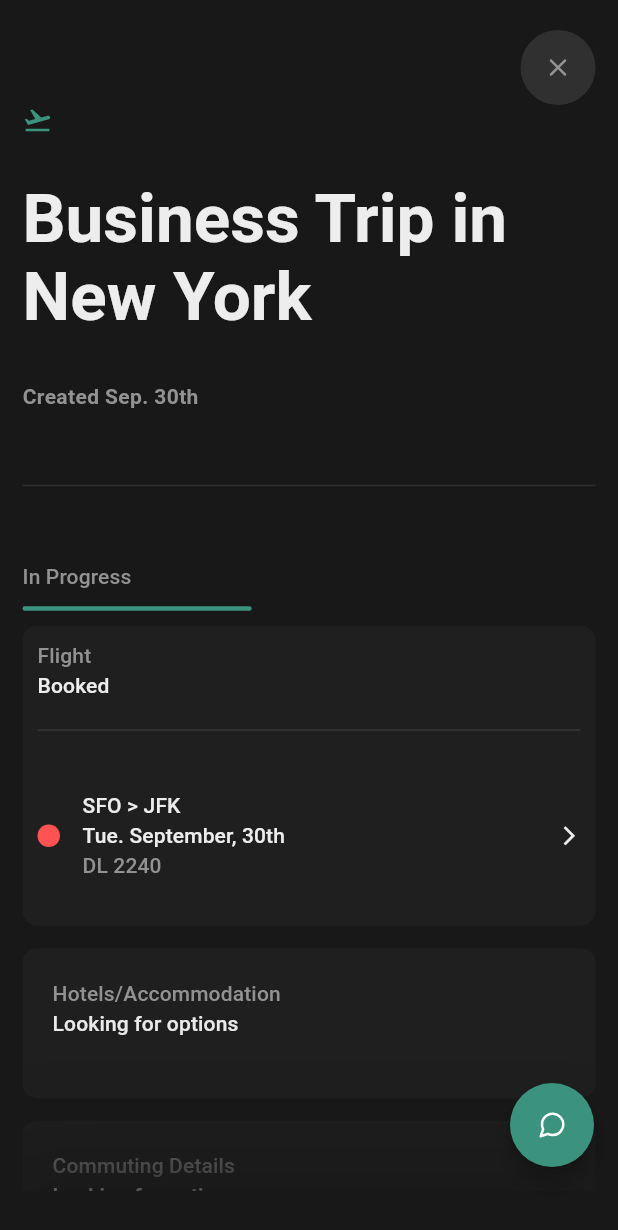
After one commit to nikkieke/flutter_micro_interactions, a Flutter app: the RequestDetailScreen screen opened directly, on a phone screen of 412 x 824 dp. The commit adds this screen. Shown: the top 1230 px of the screen. Run offline on Flutter 3.47's test engine with Material 3 defaults, Android fonts, the phone set to English and light mode, and no system bars; drawn by our look-alikes of percent_indicator; our stand-ins replace flutter_svg, rive, smooth_page_indicator.

Commit message:
add request detail screen

```diff
--- a/lib/features/staggered_animation/screens/make_request_screen.dart
+++ b/lib/features/staggered_animation/screens/make_request_screen.dart
@@ -37,6 +37,7 @@ class _MakeRequestScreenState extends State<MakeRequestScreen> {
   @override
   void dispose() {
     _focusNode.dispose();
+    textCtr.dispose();
     super.dispose();
   }
 
--- /dev/null
+++ b/lib/features/staggered_animation/screens/request_detail_screen.dart
@@ -0,0 +1,211 @@
+import 'package:flutter/material.dart';
+import 'package:flutter_svg/svg.dart';
+import 'package:percent_indicator/linear_percent_indicator.dart';
+
+class RequestDetailScreen extends StatelessWidget {
+  const RequestDetailScreen({super.key});
+
+  @override
+  Widget build(BuildContext context) {
+    return  Scaffold(
+      backgroundColor: const Color(0xff181818),
+      body: SafeArea(
+        child: Padding(
+          padding: const EdgeInsets.symmetric(horizontal: 15),
+          child: Column(
+            crossAxisAlignment: CrossAxisAlignment.start,
+            children: [
+              const SizedBox(
+                height: 20,
+              ),
+              Align(
+                alignment: Alignment.centerRight,
+                child: Container(
+                  padding: const EdgeInsets.all(15),
+                  height: 50,
+                  decoration: const ShapeDecoration(
+                      shape: CircleBorder(),
+                      color: Color(0xff303030)
+                  ),
+                  child: SvgPicture.asset(
+                      'assets/images/close.svg',
+                      width: 20,
+                      colorFilter: const ColorFilter.mode(
+                        Color(0xff929292),
+                        BlendMode.srcIn,
+                      )
+                  ),
+                ),
+              ),
+              SvgPicture.asset('assets/images/flight-takeoff.svg',
+                width: 20,
+                colorFilter: const ColorFilter.mode(
+                  Color(0xff3b937e),
+                  BlendMode.srcIn,
+                ),
+              ),
+              const SizedBox(height: 30,),
+              Text('Business Trip in New York', style: Theme.of(context).textTheme.displayMedium?.copyWith(
+                  fontWeight: FontWeight.bold,
+                  color: const Color(0xffededed)),),
+              const SizedBox(height: 30,),
+              Text('Created Sep. 30th', style: Theme.of(context).textTheme.bodyMedium?.copyWith(
+                  fontWeight: FontWeight.bold,
+                  color: const Color(0xff929292)),),
+              const SizedBox(height: 50,),
+              const Divider(height: 0.1, color: Colors.white10,),
+              const SizedBox(height: 50,),
+              Text('In Progress', style: Theme.of(context).textTheme.labelLarge?.copyWith(
+                  color: const Color(0xff929292)),),
+              const SizedBox(height: 10,),
+              LinearPercentIndicator(
+                padding: EdgeInsets.zero,
+                lineHeight: 3,
+                backgroundColor: Colors.transparent,
+                percent: 0.4,
+                progressColor: const Color(0xff3b937e),
+                barRadius: const Radius.circular(2),
+              ),
+              const SizedBox(height: 10,),
+              Expanded(
+                child: ListView(
+                  physics: const AlwaysScrollableScrollPhysics(
+                    parent: BouncingScrollPhysics(),),
+                  shrinkWrap: true,
+                  children: [
+                    Container(
+                      width: double.maxFinite,
+                      height: 200,
+                      padding: const EdgeInsets.all(10),
+                      decoration: const BoxDecoration(
+                        color: Color(0xff1f1f1f),
+                        borderRadius: BorderRadius.all(Radius.circular(10)),
+                      ),
+                      child: Column(
+                        crossAxisAlignment: CrossAxisAlignment.start,
+                        children: [
+                          Text('Flight', style: Theme.of(context).textTheme.labelLarge?.copyWith(
+                              color: const Color(0xff929292)),),
+                          Text('Booked', style: Theme.of(context).textTheme.labelLarge?.copyWith(
+                              color: const Color(0xffededed)),),
+                          const SizedBox(height: 20,),
+                          const Divider(height: 0.1, color: Colors.white10,),
+                          const SizedBox(height: 40,),
+                          Row(
+                            crossAxisAlignment: CrossAxisAlignment.center,
+                            mainAxisAlignment: MainAxisAlignment.spaceBetween,
+                            children: [
+                              Row(
+                                children: [
+                                  Container(
+                                    height: 15,
+                                    width: 15,
+                                    decoration: const ShapeDecoration(
+                                      shape: CircleBorder(),
+                                      color: Colors.redAccent,
+                                    ),
+                                  ),
+                                  const SizedBox(width: 15,),
+                                  Column(
+                                    crossAxisAlignment: CrossAxisAlignment.start,
+                                    children: [
+                                      Text('SFO > JFK', style: Theme.of(context).textTheme.labelLarge?.copyWith(
+                                          color: const Color(0xffededed)),),
+                                      Text('Tue. September, 30th', style: Theme.of(context).textTheme.labelLarge?.copyWith(
+                                          color: const Color(0xffededed)),),
+                                      Text('DL 2240', style: Theme.of(context).textTheme.labelLarge?.copyWith(
+                                          color: const Color(0xff929292)),),
+
+                                    ],
+                                  ),
+                                ],
+                              ),
+                              const Icon(
+                                Icons.arrow_forward_ios,
+                                size: 15,
+                                color: Color(0xffededed),
+                              )
+                            ],
+                          )
+                        ],
+                      ),
+                    ),
+                    const SizedBox(height: 15,),
+                    const ProgressDetailsCard(title: 'Hotels/Accommodation',
+                      subtitle: 'Looking for options',),
+                    const SizedBox(height: 15,),
+                    const ProgressDetailsCard(title: 'Commuting Details',
+                      subtitle: 'Looking for options',)
+                  ],
+
+                ),
+              )
+            ],
+          ),
+        ),
+      ),
+      bottomNavigationBar: Container(
+        alignment: Alignment.topCenter,
+        padding: const EdgeInsets.only(top: 10),
+        height: 30,
+        decoration:  const BoxDecoration(
+            color: Color(0xff181818),
+            boxShadow: [
+              BoxShadow(
+                color: Color(0xff181818),
+                spreadRadius: 30,
+                blurRadius: 70,
+              ),
+            ]
+        ),
+      ),
+      floatingActionButton: FloatingActionButton(
+        shape: const CircleBorder(),
+        backgroundColor: const Color(0xff3b937e),
+        child: SizedBox(
+          height: 40,
+          child: SvgPicture.asset('assets/images/message.svg',
+            width: 20,
+            colorFilter: const ColorFilter.mode(
+            Colors.white,
+            BlendMode.srcIn,
+            )
+          ),
+        ),
+        onPressed: () {  },
+
+      ),
+    );
+  }
+}
+
+class ProgressDetailsCard extends StatelessWidget {
+  const ProgressDetailsCard({
+    super.key, required this.title, required this.subtitle,
+  });
+
+  final String title;
+  final String subtitle;
+
+  @override
+  Widget build(BuildContext context) {
+    return Container(
+      height: 100,
+      width: double.maxFinite,
+      padding: const EdgeInsets.all(20),
+      decoration: const BoxDecoration(
+        color: Color(0xff1f1f1f),
+        borderRadius: BorderRadius.all(Radius.circular(10)),
+      ),
+      child: Column(
+        crossAxisAlignment: CrossAxisAlignment.start,
+        children: [
+          Text(title, style: Theme.of(context).textTheme.labelLarge?.copyWith(
+              color: const Color(0xff929292)),),
+          Text(subtitle, style: Theme.of(context).textTheme.labelLarge?.copyWith(
+              color: const Color(0xffededed)),),
+        ],
+      ),
+    );
+  }
+}
--- a/lib/features/staggered_animation/screens/request_screen.dart
+++ b/lib/features/staggered_animation/screens/request_screen.dart
@@ -41,6 +41,10 @@ class _RequestScreenState extends State<RequestScreen> {
             ),
             const SizedBox(height: 20,),
             Expanded(
+              child: GestureDetector(
+                onTap: (){
+                  Navigator.push(context, MaterialPageRoute(builder:(context)=> const RequestDetailScreen()));
+                },
                 child: GridView.builder(
                     gridDelegate: const SliverGridDelegateWithFixedCrossAxisCount(
                       crossAxisCount: 2,
@@ -52,6 +56,7 @@ class _RequestScreenState extends State<RequestScreen> {
                       final pL = inProgressList[index];
                       return RequestItemCard(model: pL);
                     }
+                ),
               ),
             ),
             const SizedBox(height: 40,),
--- a/lib/features/staggered_animation/staggered_animation.dart
+++ b/lib/features/staggered_animation/staggered_animation.dart
@@ -1,4 +1,5 @@
 export 'screens/staggered_animation.dart';
 export 'screens/request_screen.dart';
 export 'screens/make_request_screen.dart';
+export 'screens/request_detail_screen.dart';
 export 'widgets/widgets.dart';
```
Lines whose indentation alone changed are shown as unchanged.
